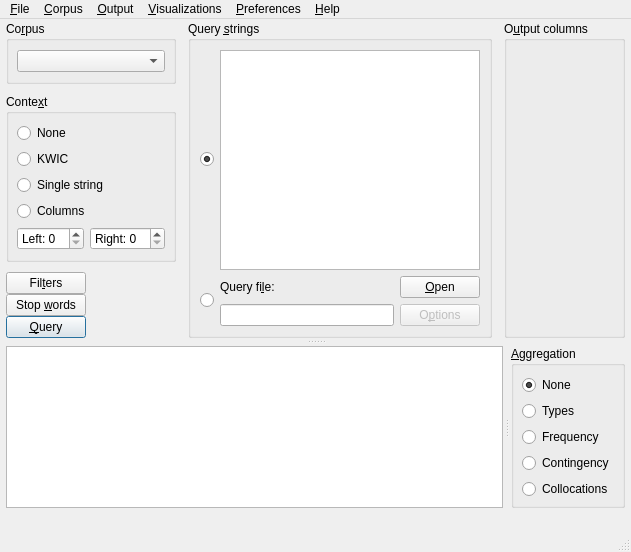
gkunter/coquery, file coquery/gui/ui/coquery.ui: the form before one commit.
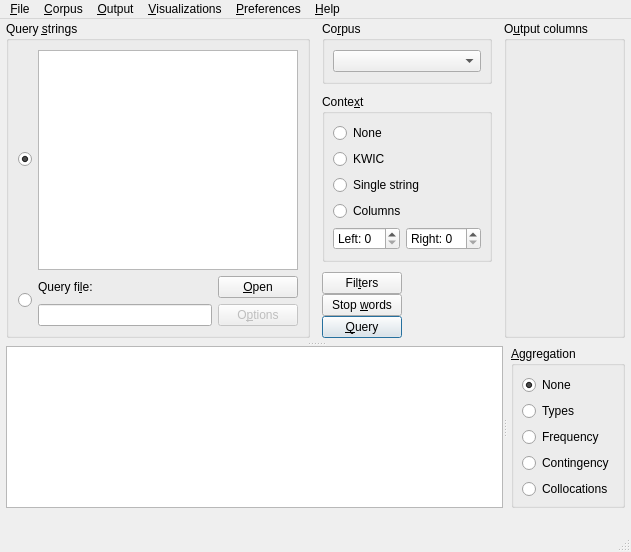
The form after the commit. Icons and pictures are not drawn.

Diff of the .ui file:
```diff
--- a/coquery/gui/ui/coquery.ui
+++ b/coquery/gui/ui/coquery.ui
@@ -36,7 +36,7 @@
        <bool>true</bool>
       </property>
       <property name="handleWidth">
-       <number>8</number>
+       <number>4</number>
       </property>
       <widget class="QFrame" name="options_area">
        <property name="sizePolicy">
@@ -49,9 +49,133 @@
         <property name="spacing">
          <number>12</number>
         </property>
-        <property name="margin">
+        <property name="leftMargin">
          <number>0</number>
         </property>
+        <property name="topMargin">
+         <number>0</number>
+        </property>
+        <property name="rightMargin">
+         <number>0</number>
+        </property>
+        <property name="bottomMargin">
+         <number>4</number>
+        </property>
+        <item>
+         <widget class="QGroupBox" name="box_input_settings">
+          <property name="title">
+           <string>Query &amp;strings</string>
+          </property>
+          <layout class="QGridLayout" name="layout_query">
+           <item row="0" column="0">
+            <widget class="QRadioButton" name="radio_query_string">
+             <property name="sizePolicy">
+              <sizepolicy hsizetype="Fixed" vsizetype="Fixed">
+               <horstretch>0</horstretch>
+               <verstretch>0</verstretch>
+              </sizepolicy>
+             </property>
+             <property name="text">
+              <string/>
+             </property>
+             <property name="checked">
+              <bool>true</bool>
+             </property>
+            </widget>
+           </item>
+           <item row="0" column="1" colspan="2">
+            <widget class="QTextEdit" name="edit_query_string">
+             <property name="sizePolicy">
+              <sizepolicy hsizetype="MinimumExpanding" vsizetype="Expanding">
+               <horstretch>0</horstretch>
+               <verstretch>0</verstretch>
+              </sizepolicy>
+             </property>
+            </widget>
+           </item>
+           <item row="1" column="0" rowspan="2">
+            <widget class="QRadioButton" name="radio_query_file">
+             <property name="sizePolicy">
+              <sizepolicy hsizetype="Fixed" vsizetype="Fixed">
+               <horstretch>0</horstretch>
+               <verstretch>0</verstretch>
+              </sizepolicy>
+             </property>
+             <property name="text">
+              <string/>
+             </property>
+            </widget>
+           </item>
+           <item row="1" column="1">
+            <widget class="QLabel" name="label">
+             <property name="sizePolicy">
+              <sizepolicy hsizetype="Minimum" vsizetype="Minimum">
+               <horstretch>0</horstretch>
+               <verstretch>0</verstretch>
+              </sizepolicy>
+             </property>
+             <property name="text">
+              <string>Query fi&amp;le:</string>
+             </property>
+             <property name="buddy">
+              <cstring>edit_file_name</cstring>
+             </property>
+            </widget>
+           </item>
+           <item row="1" column="2">
+            <widget class="QPushButton" name="button_browse_file">
+             <property name="sizePolicy">
+              <sizepolicy hsizetype="Minimum" vsizetype="Fixed">
+               <horstretch>0</horstretch>
+               <verstretch>0</verstretch>
+              </sizepolicy>
+             </property>
+             <property name="text">
+              <string>&amp;Open</string>
+             </property>
+             <property name="shortcut">
+              <string>Alt+B</string>
+             </property>
+            </widget>
+           </item>
+           <item row="2" column="1">
+            <widget class="QLineEdit" name="edit_file_name">
+             <property name="enabled">
+              <bool>true</bool>
+             </property>
+             <property name="sizePolicy">
+              <sizepolicy hsizetype="MinimumExpanding" vsizetype="Minimum">
+               <horstretch>0</horstretch>
+               <verstretch>0</verstretch>
+              </sizepolicy>
+             </property>
+             <property name="accessibleDescription">
+              <string/>
+             </property>
+            </widget>
+           </item>
+           <item row="2" column="2">
+            <widget class="QPushButton" name="button_file_options">
+             <property name="enabled">
+              <bool>false</bool>
+             </property>
+             <property name="sizePolicy">
+              <sizepolicy hsizetype="Minimum" vsizetype="Fixed">
+               <horstretch>0</horstretch>
+               <verstretch>0</verstretch>
+              </sizepolicy>
+             </property>
+             <property name="text">
+              <string>O&amp;ptions</string>
+             </property>
+             <property name="shortcut">
+              <string>Alt+B</string>
+             </property>
+            </widget>
+           </item>
+          </layout>
+         </widget>
+        </item>
         <item>
          <widget class="QWidget" name="" native="true">
           <property name="sizePolicy">
@@ -354,121 +478,6 @@
           </layout>
          </widget>
         </item>
-        <item>
-         <widget class="QGroupBox" name="box_input_settings">
-          <property name="title">
-           <string>Query &amp;strings</string>
-          </property>
-          <layout class="QGridLayout" name="layout_query">
-           <item row="0" column="0">
-            <widget class="QRadioButton" name="radio_query_string">
-             <property name="sizePolicy">
-              <sizepolicy hsizetype="Fixed" vsizetype="Fixed">
-               <horstretch>0</horstretch>
-               <verstretch>0</verstretch>
-              </sizepolicy>
-             </property>
-             <property name="text">
-              <string/>
-             </property>
-             <property name="checked">
-              <bool>true</bool>
-             </property>
-            </widget>
-           </item>
-           <item row="0" column="1" colspan="2">
-            <widget class="QTextEdit" name="edit_query_string">
-             <property name="sizePolicy">
-              <sizepolicy hsizetype="MinimumExpanding" vsizetype="Expanding">
-               <horstretch>0</horstretch>
-               <verstretch>0</verstretch>
-              </sizepolicy>
-             </property>
-            </widget>
-           </item>
-           <item row="1" column="0" rowspan="2">
-            <widget class="QRadioButton" name="radio_query_file">
-             <property name="sizePolicy">
-              <sizepolicy hsizetype="Fixed" vsizetype="Fixed">
-               <horstretch>0</horstretch>
-               <verstretch>0</verstretch>
-              </sizepolicy>
-             </property>
-             <property name="text">
-              <string/>
-             </property>
-            </widget>
-           </item>
-           <item row="1" column="1">
-            <widget class="QLabel" name="label">
-             <property name="sizePolicy">
-              <sizepolicy hsizetype="Minimum" vsizetype="Minimum">
-               <horstretch>0</horstretch>
-               <verstretch>0</verstretch>
-              </sizepolicy>
-             </property>
-             <property name="text">
-              <string>Query fi&amp;le:</string>
-             </property>
-             <property name="buddy">
-              <cstring>edit_file_name</cstring>
-             </property>
-            </widget>
-           </item>
-           <item row="1" column="2">
-            <widget class="QPushButton" name="button_browse_file">
-             <property name="sizePolicy">
-              <sizepolicy hsizetype="Minimum" vsizetype="Fixed">
-               <horstretch>0</horstretch>
-               <verstretch>0</verstretch>
-              </sizepolicy>
-             </property>
-             <property name="text">
-              <string>&amp;Open</string>
-             </property>
-             <property name="shortcut">
-              <string>Alt+B</string>
-             </property>
-            </widget>
-           </item>
-           <item row="2" column="1">
-            <widget class="QLineEdit" name="edit_file_name">
-             <property name="enabled">
-              <bool>true</bool>
-             </property>
-             <property name="sizePolicy">
-              <sizepolicy hsizetype="MinimumExpanding" vsizetype="Minimum">
-               <horstretch>0</horstretch>
-               <verstretch>0</verstretch>
-              </sizepolicy>
-             </property>
-             <property name="accessibleDescription">
-              <string/>
-             </property>
-            </widget>
-           </item>
-           <item row="2" column="2">
-            <widget class="QPushButton" name="button_file_options">
-             <property name="enabled">
-              <bool>false</bool>
-             </property>
-             <property name="sizePolicy">
-              <sizepolicy hsizetype="Minimum" vsizetype="Fixed">
-               <horstretch>0</horstretch>
-               <verstretch>0</verstretch>
-              </sizepolicy>
-             </property>
-             <property name="text">
-              <string>O&amp;ptions</string>
-             </property>
-             <property name="shortcut">
-              <string>Alt+B</string>
-             </property>
-            </widget>
-           </item>
-          </layout>
-         </widget>
-        </item>
         <item>
          <widget class="QGroupBox" name="box_output_options">
           <property name="title">
@@ -506,7 +515,7 @@
         <bool>true</bool>
        </property>
        <property name="handleWidth">
-        <number>8</number>
+        <number>4</number>
        </property>
        <widget class="QTableView" name="data_preview">
         <property name="sizePolicy">
@@ -551,6 +560,9 @@
          <property name="sizeConstraint">
           <enum>QLayout::SetMaximumSize</enum>
          </property>
+         <property name="leftMargin">
+          <number>4</number>
+         </property>
          <item>
           <widget class="QGroupBox" name="group_aggregate">
            <property name="sizePolicy">
```
